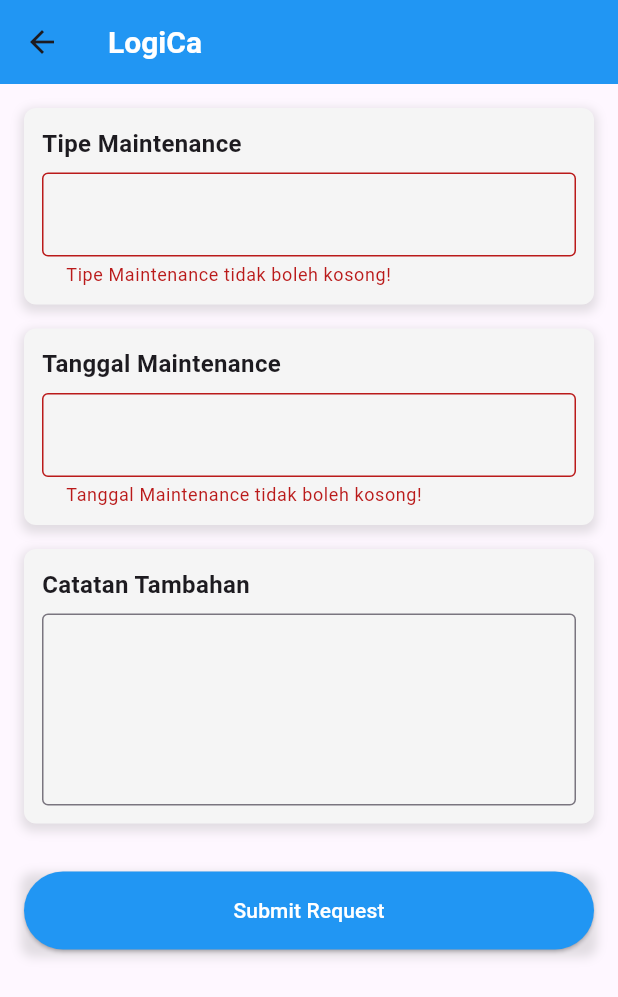
After one commit to Senadara/LogiCA-Mobile, a Flutter app: the MaintenanceRequestScreen screen opened directly, after a tap on "Submit Request", on a phone screen of 412 x 824 dp. The commit adds this screen. Shown: the top 997 px of the screen. Run offline on Flutter 3.47's test engine with Material 3 defaults, Android fonts, the phone set to English and light mode, and no system bars; our stand-ins replace flutter_local_notifications, image_picker, shared_preferences; accounts and stored records are empty.

Commit message:
form, form foto dan form selesai

```diff
--- a/lib/main.dart
+++ b/lib/main.dart
@@ -2,6 +2,8 @@ import 'package:flutter/material.dart';
 import 'package:logica_mobile/supir_dashboard.dart';
 import 'package:logica_mobile/mekanik_dashboard.dart';
 import 'package:logica_mobile/login_page.dart';
+import 'package:logica_mobile/supir_formfoto.dart';
+import 'package:logica_mobile/supir_selesai.dart';
 
 void main() {
   runApp(const MyApp());
@@ -23,6 +25,7 @@ class MyApp extends StatelessWidget {
         '/': (context) => const LoginPage(),
         '/SupirDashboard': (context) => const SupirDashboard(token: ''),
         '/MekanikDashboard': (context) => const MekanikDashboard(token: ''),
+
       },
       home: const LoginPage(),
     );
--- /dev/null
+++ b/lib/supir_form.dart
@@ -0,0 +1,230 @@
+import 'package:flutter/material.dart';
+
+class MaintenanceRequestScreen extends StatefulWidget {
+  @override
+  _MaintenanceRequestScreenState createState() =>
+      _MaintenanceRequestScreenState();
+}
+
+class _MaintenanceRequestScreenState extends State<MaintenanceRequestScreen> {
+  final _formKey = GlobalKey<FormState>();
+  final TextEditingController typeController = TextEditingController();
+  final TextEditingController dateController = TextEditingController();
+  final TextEditingController notesController = TextEditingController();
+
+  // Fungsi untuk memilih tanggal
+  Future<void> _selectDate() async {
+    DateTime? selectedDate = await showDatePicker(
+      context: context,
+      initialDate: DateTime.now(),
+      firstDate: DateTime(2000),
+      lastDate: DateTime(2100),
+    );
+
+    if (selectedDate != null) {
+      setState(() {
+        dateController.text =
+            "${selectedDate.day}-${selectedDate.month}-${selectedDate.year}";
+      });
+    }
+  }
+
+  // Fungsi untuk submit form
+  void _submitForm() {
+    if (_formKey.currentState!.validate()) {
+      // Cetak hasil form di konsol
+      print("Tipe Maintenance: ${typeController.text}");
+      print("Tanggal Maintenance: ${dateController.text}");
+      print("Catatan Tambahan: ${notesController.text}");
+
+      // Kosongkan kontroler setelah submit
+      typeController.clear();
+      dateController.clear();
+      notesController.clear();
+
+      // Tampilkan pesan sukses
+      ScaffoldMessenger.of(context).showSnackBar(SnackBar(
+        content: Text("Permintaan Maintenance Berhasil Dikirim!"),
+      ));
+    }
+  }
+
+  @override
+  Widget build(BuildContext context) {
+    return Scaffold(
+      appBar: AppBar(
+        title: Text(
+          'LogiCa',
+          style: TextStyle(
+            color: Colors.white,
+            fontSize: 20,
+            fontWeight: FontWeight.bold,
+          ),
+        ),
+        backgroundColor: Colors.blue,
+        leading: IconButton(
+          icon: Icon(Icons.arrow_back),
+          onPressed: () {
+            Navigator.pop(context);
+          },
+        ),
+      ),
+      body: SingleChildScrollView(
+        padding: const EdgeInsets.all(16.0),
+        child: Form(
+          key: _formKey,
+          child: Column(
+            crossAxisAlignment: CrossAxisAlignment.stretch,
+            children: [
+              Container(
+                padding: EdgeInsets.all(12),
+                decoration: BoxDecoration(
+                  color: Colors.grey.shade100,
+                  borderRadius: BorderRadius.circular(8),
+                  boxShadow: [
+                    BoxShadow(
+                      color: Colors.grey.withOpacity(0.3),
+                      spreadRadius: 2,
+                      blurRadius: 5,
+                      offset: Offset(0, 3),
+                    ),
+                  ],
+                ),
+                child: Column(
+                  crossAxisAlignment: CrossAxisAlignment.start,
+                  children: [
+                    Text(
+                      "Tipe Maintenance",
+                      style: TextStyle(
+                        fontSize: 16,
+                        fontWeight: FontWeight.bold,
+                      ),
+                    ),
+                    SizedBox(height: 8),
+                    TextFormField(
+                      controller: typeController,
+                      decoration: InputDecoration(
+                        border: OutlineInputBorder(),
+                      ),
+                      textInputAction: TextInputAction.next,
+                      validator: (value) {
+                        if (value == null || value.isEmpty) {
+                          return "Tipe Maintenance tidak boleh kosong!";
+                        }
+                        return null;
+                      },
+                    ),
+                  ],
+                ),
+              ),
+              SizedBox(height: 16),
+              Container(
+                padding: EdgeInsets.all(12),
+                decoration: BoxDecoration(
+                  color: Colors.grey.shade100,
+                  borderRadius: BorderRadius.circular(8),
+                  boxShadow: [
+                    BoxShadow(
+                      color: Colors.grey.withOpacity(0.3),
+                      spreadRadius: 2,
+                      blurRadius: 5,
+                      offset: Offset(0, 3),
+                    ),
+                  ],
+                ),
+                child: Column(
+                  crossAxisAlignment: CrossAxisAlignment.start,
+                  children: [
+                    Text(
+                      "Tanggal Maintenance",
+                      style: TextStyle(
+                        fontSize: 16,
+                        fontWeight: FontWeight.bold,
+                      ),
+                    ),
+                    SizedBox(height: 8),
+                    TextFormField(
+                      controller: dateController,
+                      decoration: InputDecoration(
+                        border: OutlineInputBorder(),
+                      ),
+                      readOnly: true,
+                      onTap: _selectDate,
+                      validator: (value) {
+                        if (value == null || value.isEmpty) {
+                          return "Tanggal Maintenance tidak boleh kosong!";
+                        }
+                        return null;
+                      },
+                    ),
+                  ],
+                ),
+              ),
+              SizedBox(height: 16),
+              Container(
+                padding: EdgeInsets.all(12),
+                decoration: BoxDecoration(
+                  color: Colors.grey.shade100,
+                  borderRadius: BorderRadius.circular(8),
+                  boxShadow: [
+                    BoxShadow(
+                      color: Colors.grey.withOpacity(0.3),
+                      spreadRadius: 2,
+                      blurRadius: 5,
+                      offset: Offset(0, 3),
+                    ),
+                  ],
+                ),
+                child: Column(
+                  crossAxisAlignment: CrossAxisAlignment.start,
+                  children: [
+                    Text(
+                      "Catatan Tambahan",
+                      style: TextStyle(
+                        fontSize: 16,
+                        fontWeight: FontWeight.bold,
+                      ),
+                    ),
+                    SizedBox(height: 8),
+                    TextFormField(
+                      controller: notesController,
+                      decoration: InputDecoration(
+                        border: OutlineInputBorder(),
+                      ),
+                      maxLines: 4,
+                    ),
+                  ],
+                ),
+              ),
+              SizedBox(height: 32),
+              Container(
+                decoration: BoxDecoration(
+                  borderRadius: BorderRadius.circular(8),
+                  boxShadow: [
+                    BoxShadow(
+                      color: Colors.grey.withOpacity(0.3),
+                      spreadRadius: 2,
+                      blurRadius: 5,
+                      offset: Offset(0, 3),
+                    ),
+                  ],
+                ),
+                child: ElevatedButton(
+                  style: ElevatedButton.styleFrom(
+                    backgroundColor: Colors.blue,
+                    foregroundColor: Colors.white,
+                  ),
+                  onPressed: _submitForm,
+                  child: Padding(
+                    padding: const EdgeInsets.symmetric(vertical: 16.0),
+                    child: Text("Submit Request"),
+                  ),
+                ),
+              ),
+            ],
+          ),
+        ),
+      ),
+    );
+  }
+}
```
Also changed, not shown: lib/supir_formfoto.dart (added, +179 -0 lines), lib/supir_selesai.dart (added, +165 -0 lines).
